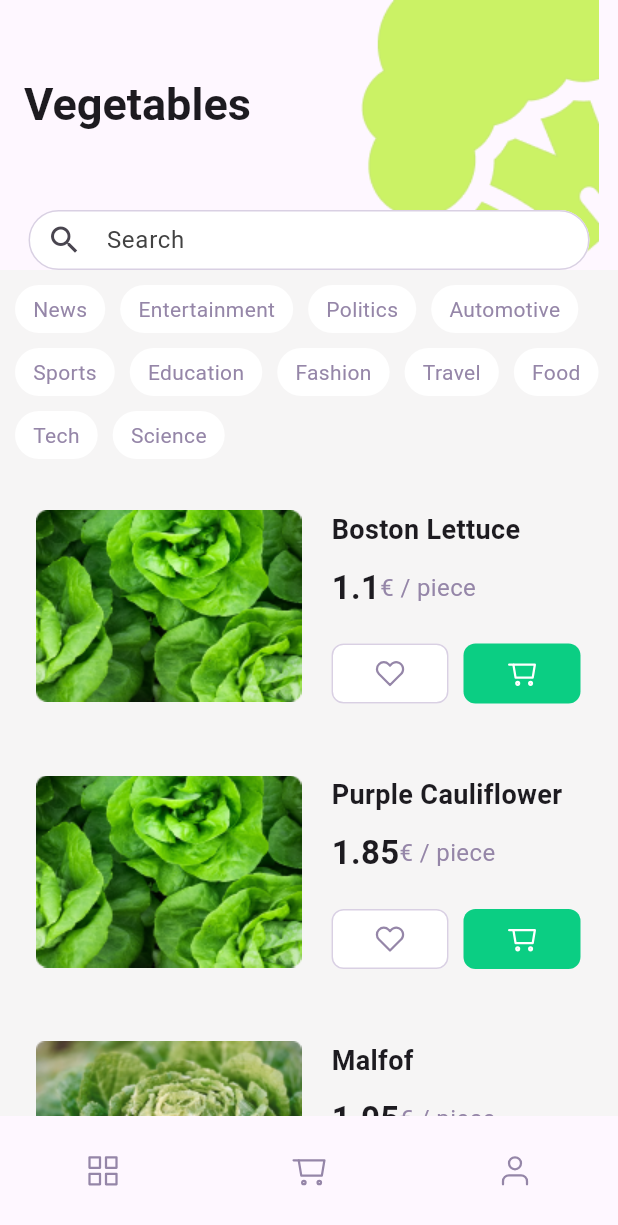
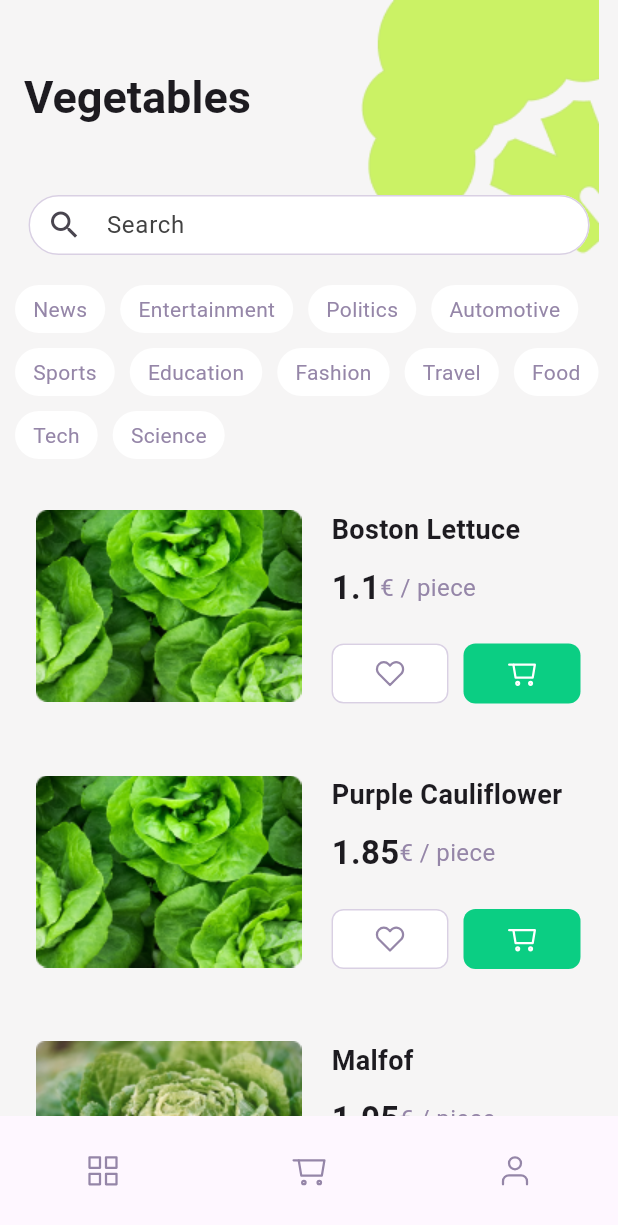
Before and after one commit to ferasezzaldeen/flutter-delivery-prac, a Flutter app: the screen it shows after launch, on a phone screen of 412 x 824 dp. Shown: the top 1225 px of the screen. Run offline on Flutter 3.47's test engine with Material 3 defaults, Android fonts, the phone set to English and light mode, and no system bars; drawn by our look-alikes of chips_choice; our stand-ins replace carousel_slider, flutter_svg.

Commit message:
final touches

```diff
--- a/lib/screens/vegetables.dart
+++ b/lib/screens/vegetables.dart
@@ -10,6 +10,7 @@ class VegetablesScreen extends StatelessWidget {
       backgroundColor: const Color(0XFFF6F5F5),
       appBar: AppBar(
         elevation: 0,
+        backgroundColor: const Color(0XFFF6F5F5),
         toolbarHeight: 180,
         title: const Text(
           'Vegetables',
@@ -27,8 +28,10 @@ class VegetablesScreen extends StatelessWidget {
         bottom: PreferredSize(
           preferredSize: const Size.fromHeight(0),
           child: SizedBox(
-            height: 40,
+            height: 50,
             width: 374,
+            child: Padding(
+              padding: const EdgeInsets.only(bottom: 10),
               child: TextField(
                 textAlignVertical: TextAlignVertical.bottom,
                 decoration: InputDecoration(
@@ -55,6 +58,7 @@ class VegetablesScreen extends StatelessWidget {
             ),
           ),
         ),
+      ),
       body: const Column(
         children: [
           ListingWidget(),
--- a/lib/widgets/list_item.dart
+++ b/lib/widgets/list_item.dart
@@ -19,7 +19,7 @@ class ListItem extends StatelessWidget {
         ));
       },
       child: Card(
-        color: Colors.transparent,
+        color: Color(0XFFF6F5F5),
         elevation: 0,
         child: Padding(
           padding: const EdgeInsets.all(20.0),
```
Lines whose indentation alone changed are shown as unchanged.
